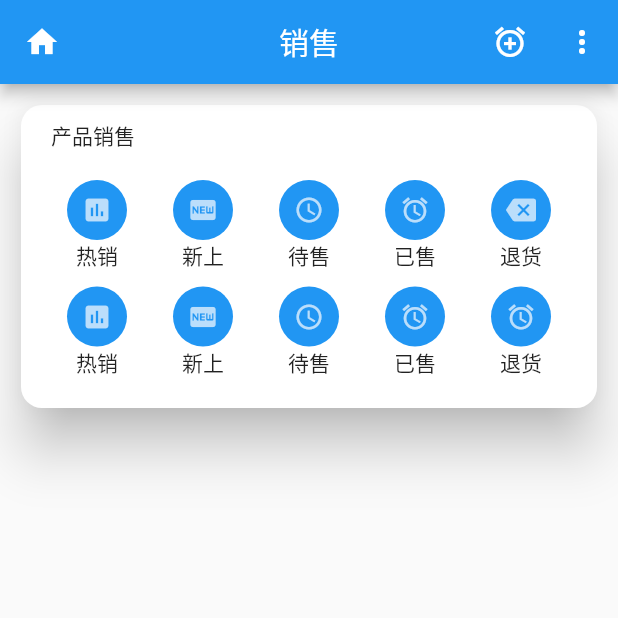
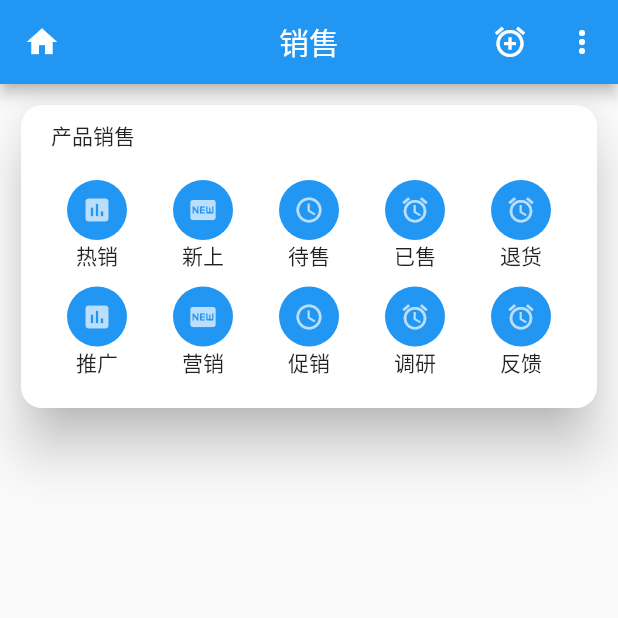
Before and after one commit to fivem/flutter_shiniu, a Flutter app: the SalePage screen opened directly, on a phone screen of 412 x 824 dp, the top half of it. Run offline on Flutter 3.47's test engine with Material 2 defaults, Android fonts, the phone set to English and light mode, and no system bars.

Commit message:
add detail & goBack

```diff
--- a/lib/main/commonAppBar.dart
+++ b/lib/main/commonAppBar.dart
@@ -1,19 +1,15 @@
 import 'package:flutter/material.dart';
 
 class CommonAppBar extends StatefulWidget implements PreferredSizeWidget {
-  CommonAppBar({Key key,this.title, this.icon }) : super(key: key);
+  CommonAppBar({Key key,this.title, this.icon}) : super(key: key);
   final String title;
   final IconData icon;
-
   @override
   State<StatefulWidget> createState() {
     return _CommonAppBar();
   }
-
   @override
   Size get preferredSize => Size.fromHeight(56.0);
-
-
 }
 
 class _CommonAppBar extends State<CommonAppBar>{
@@ -22,7 +18,7 @@ class _CommonAppBar extends State<CommonAppBar>{
   Widget build(BuildContext context) {
     return AppBar(
       title: new Text(widget.title),
-      leading: new Icon(widget.icon),
+      leading: widget.icon==null?null: Icon(widget.icon),
       backgroundColor: Colors.blue,
       centerTitle: true,
       actions: <Widget>[
--- a/lib/main/mainPage.dart
+++ b/lib/main/mainPage.dart
@@ -11,7 +11,7 @@ class MainPage extends StatefulWidget{
 
 class _MainPage extends State<MainPage>{
   int _currentIndex = 0;
-  Widget mainWidget ;
+  Widget mainWidget = SalePage();
   List<Widget> list = [SalePage(),ProducePage(),OrganizePage(),LogisticsPage()];
 
   @override
--- a/lib/main/salePage/saleDetailPage/salesCard.dart
+++ b/lib/main/salePage/saleDetailPage/salesCard.dart
@@ -1,4 +1,5 @@
 import 'package:flutter/material.dart';
+import 'package:flutter_shiniu/main/salePage/saleDetailPage/productSales/hotSale.dart';
 
 class SalesCard extends StatelessWidget{
   @override
@@ -27,11 +28,11 @@ class SalesCard extends StatelessWidget{
                     child:Row(
                         mainAxisAlignment: MainAxisAlignment.spaceEvenly,
                         children: <Widget>[
-                          getListIcon(Icons.insert_chart,'热销'),
-                          getListIcon(Icons.fiber_new,'新上'),
-                          getListIcon(Icons.access_time,'待售'),
-                          getListIcon(Icons.access_alarm,'已售'),
-                          getListIcon(Icons.backspace,'退货'),
+                          getListIcon(context,Icons.insert_chart,'热销','hotSale'),
+                          getListIcon(context,Icons.fiber_new,'新上','newProduct'),
+                          getListIcon(context,Icons.access_time,'待售','waitSale'),
+                          getListIcon(context,Icons.access_alarm,'已售','haveSale'),
+                          getListIcon(context,Icons.access_alarm,'退货','returnProduct'),
                         ]
                     )
                 ),
@@ -39,31 +40,50 @@ class SalesCard extends StatelessWidget{
                   child: Row(
                       mainAxisAlignment: MainAxisAlignment.spaceEvenly,
                       children: <Widget>[
-                        getListIcon(Icons.insert_chart,'热销'),
-                        getListIcon(Icons.fiber_new,'新上'),
-                        getListIcon(Icons.access_time,'待售'),
-                        getListIcon(Icons.access_alarm,'已售'),
-                        getListIcon(Icons.access_alarm,'退货'),
+                        getListIcon(context,Icons.insert_chart,'推广','extension'),
+                        getListIcon(context,Icons.fiber_new,'营销','marketing'),
+                        getListIcon(context,Icons.access_time,'促销','promotion'),
+                        getListIcon(context,Icons.access_alarm,'调研','survey'),
+                        getListIcon(context,Icons.access_alarm,'反馈','feedBack'),
                       ]
                   ),
                 )
-
               ],
             )
         )
       ),
     );
   }
-  getListIcon(IconData icon,String text){
-   return Column(
+  getListIcon(BuildContext context,IconData icon,String text,String target){
+    _handleTap(){
+      print("target:"+target);
+      var tempTarget = getTargetPage(target);
+      if(tempTarget != null){
+        Navigator.of(context).push(MaterialPageRoute(builder:(_){
+          return tempTarget;
+        })
+        );
+      }
+    }
+    return Column(
        children: <Widget>[
-         CircleAvatar(
-             backgroundColor: Colors.blue,
-             radius: 20.0,
-             child: Icon(icon,size:20)
+         GestureDetector(
+           onTap:_handleTap,
+           child:CircleAvatar(
+               backgroundColor: Colors.blue,
+               radius: 20.0,
+               child: Icon(icon,size:20)
+           )
          ),
          Text(text)
        ]
-   );
+    );
+  }
+
+  getTargetPage(String target){
+    switch(target){
+      case 'hotSale': return HotSale();
+      default: null;
+    }
   }
 }
```
Also changed, not shown: lib/main/salePage/saleDetailPage/productSales/extension.dart (added, +12 -0 lines), lib/main/salePage/saleDetailPage/productSales/feedBack.dart (added, +12 -0 lines), lib/main/salePage/saleDetailPage/productSales/haveSale.dart (added, +12 -0 lines), lib/main/salePage/saleDetailPage/productSales/hotSale.dart (added, +33 -0 lines), lib/main/salePage/saleDetailPage/productSales/marketing.dart (added, +12 -0 lines), lib/main/salePage/saleDetailPage/productSales/newProduct.dart (added, +12 -0 lines), lib/main/salePage/saleDetailPage/productSales/promotion.dart (added, +12 -0 lines), lib/main/salePage/saleDetailPage/productSales/returnProduct.dart (added, +12 -0 lines), lib/main/salePage/saleDetailPage/productSales/survey.dart (added, +12 -0 lines), lib/main/salePage/saleDetailPage/productSales/waitSale.dart (added, +12 -0 lines).
